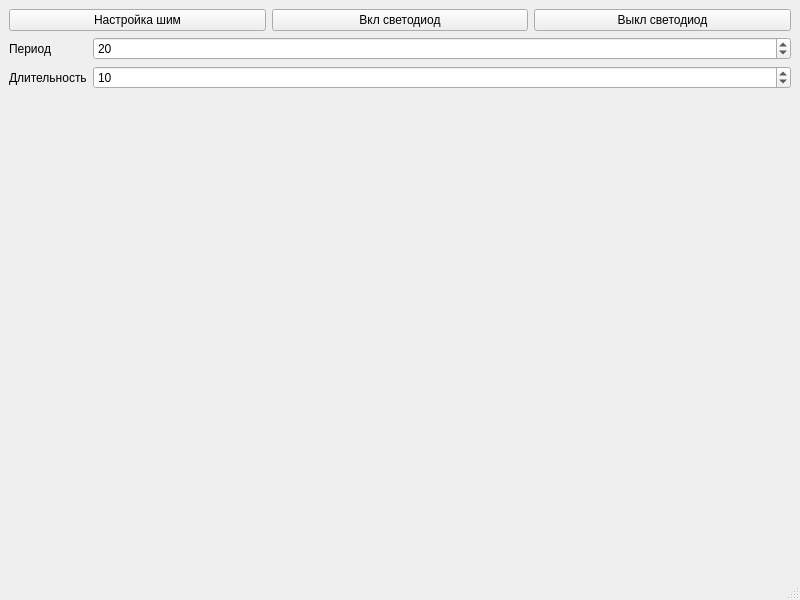
This is mainwindow.ui in DISSISOR/testQt as Qt 5 draws it before an edit. The edited form follows.
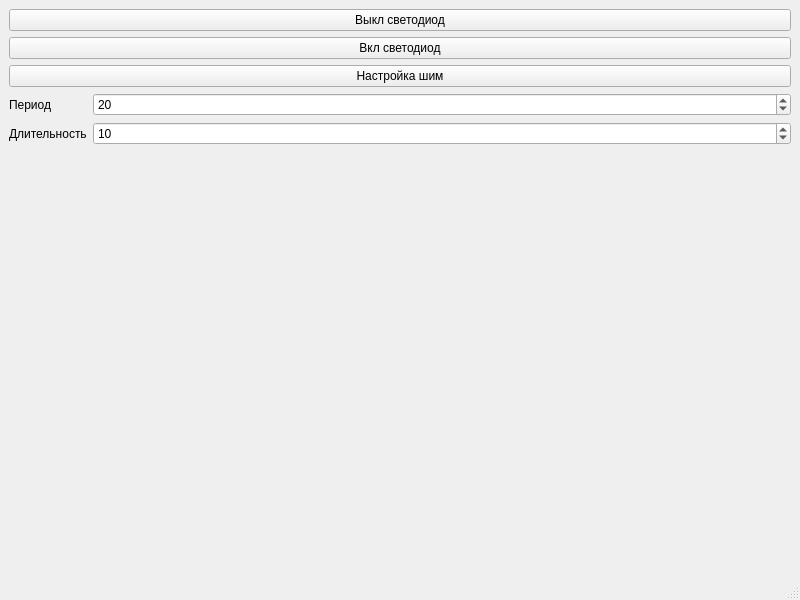
This is the edited form.

Commit message: повесил на изменениие спинбокса настройку шим

What changed in the file:
```diff
--- a/mainwindow.ui
+++ b/mainwindow.ui
@@ -16,11 +16,11 @@
   <widget class="QWidget" name="centralwidget">
    <layout class="QVBoxLayout" name="verticalLayout">
     <item>
-     <layout class="QHBoxLayout" name="horizontalLayout">
+     <layout class="QVBoxLayout" name="verticalLayout_2">
       <item>
-       <widget class="QPushButton" name="setupPwmBtn">
+       <widget class="QPushButton" name="ledOffBtn">
         <property name="text">
-         <string>Настройка шим</string>
+         <string>Выкл светодиод</string>
         </property>
        </widget>
       </item>
@@ -35,9 +35,9 @@
        </widget>
       </item>
       <item>
-       <widget class="QPushButton" name="ledOffBtn">
+       <widget class="QPushButton" name="setupPwmBtn">
         <property name="text">
-         <string>Выкл светодиод</string>
+         <string>Настройка шим</string>
         </property>
        </widget>
       </item>
```
The commit also changes 2 other files.
